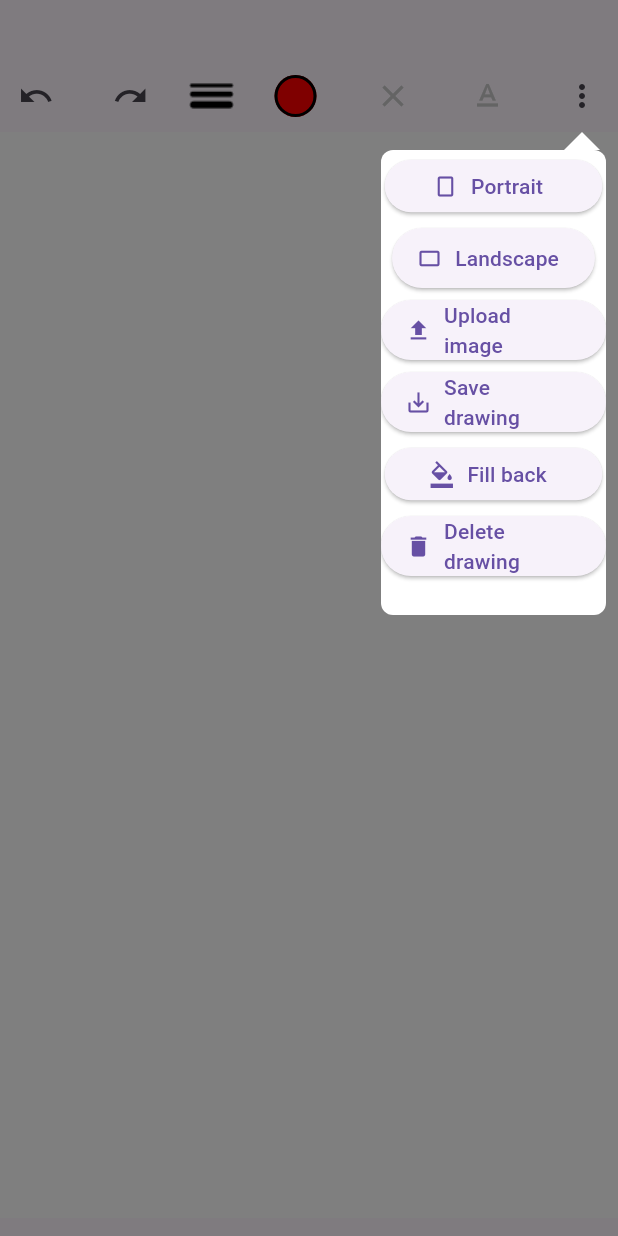
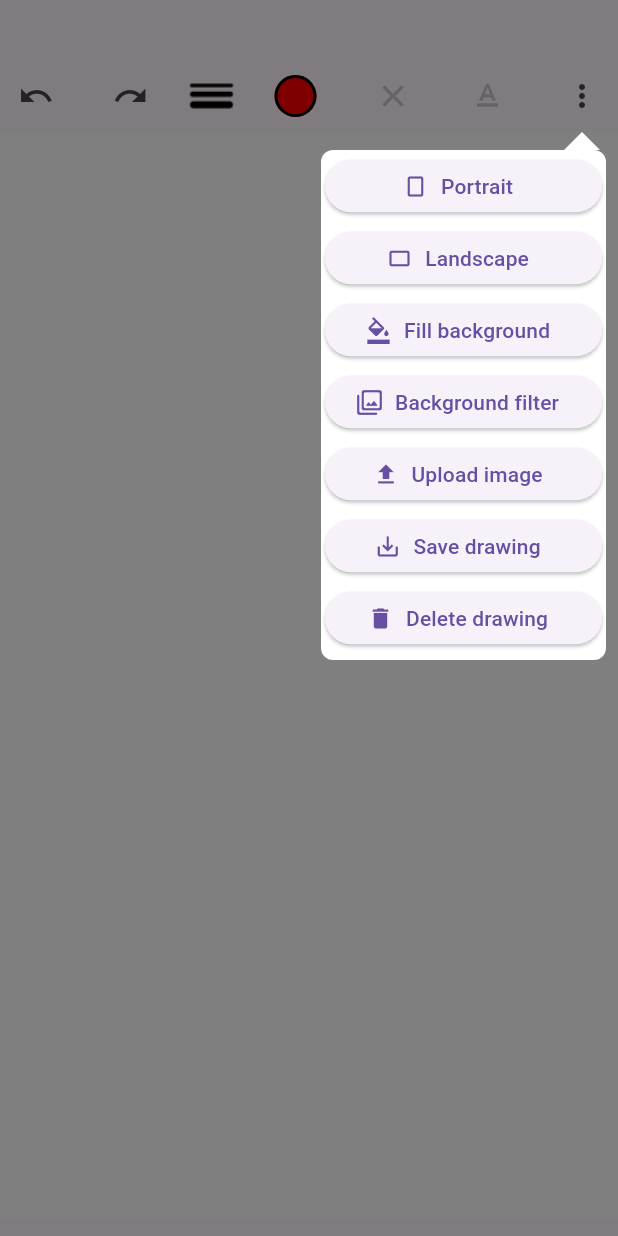
Before and after one commit to IvanPartalo/drawing-app-flutter, a Flutter app: the screen it shows after launch, after a tap on the "more vert" icon, on a phone screen of 412 x 824 dp. Run offline on Flutter 3.47's test engine with Material 3 defaults, Android fonts, the light colour scheme and no system bars; our stand-ins replace flutter_colorpicker, gallery_saver, image_picker, popover, toastification; missing offline and left inert: random_string_generator.

Commit message:
adding filters to background images

```diff
--- a/lib/home_screen.dart
+++ b/lib/home_screen.dart
@@ -6,6 +6,7 @@ import 'package:flutter/material.dart';
 import 'package:flutter/services.dart';
 import 'package:gallery_saver/gallery_saver.dart';
 import 'package:image_picker/image_picker.dart';
+import 'package:painter_app/background_image_filter.dart';
 import 'package:painter_app/components/display_text.dart';
 import 'package:painter_app/components/drawing_painter.dart';
 import 'package:painter_app/components/line.dart';
@@ -27,11 +28,16 @@ typedef SetPortraitCallback = void Function();
 typedef SaveImageCallback = void Function();
 typedef UploadImageCallback = void Function();
 typedef SetBackgroundCallback = void Function();
+typedef SetBackgroundFilterCallback = void Function();
 
 class HomeScreen extends StatefulWidget {
-  const HomeScreen({super.key});
+  final ui.Image? image;
+  final bool backgroundChosen;
+  //image loaded mozda ne mora da se salje nego samo u initState-u bih mogao to da vidim kad treba true kad false
+  final bool imageLoaded;
+  const HomeScreen({super.key, required this.image, required this.backgroundChosen, required this.imageLoaded});
   @override
-  State<StatefulWidget> createState() => _HomeScreenState();
+  State<StatefulWidget> createState() => _HomeScreenState(image, backgroundChosen, imageLoaded);
 }
 
 class _HomeScreenState extends State<HomeScreen> {
@@ -58,6 +64,8 @@ class _HomeScreenState extends State<HomeScreen> {
   List<DisplayText> texts = [];
   TextEditingController _controller = TextEditingController();
   FocusNode _focusNode = FocusNode();
+
+  _HomeScreenState(this._image, this.backgroundChosen, this.imageLoaded);
 
   @override
   void initState() {
@@ -226,6 +234,13 @@ class _HomeScreenState extends State<HomeScreen> {
       backgroundColor = selectedColor;
     });
   }
+  void _setBackgroundFilter(){
+    if(backgroundChosen) {
+      Navigator.push(context,
+        MaterialPageRoute(builder: (context) => ImageFilter(image: _image!)),
+      );
+    }
+  }
   void _saveAsImage() async{
     try {
       double scaleFactor = 1.5;
@@ -306,7 +321,6 @@ class _HomeScreenState extends State<HomeScreen> {
                             currentLines.removeLast();
                           }
                         }
-
                       });
                     },
                     icon: const Icon(Icons.undo)
@@ -354,7 +368,8 @@ class _HomeScreenState extends State<HomeScreen> {
                   },
                 ),
                 PopUpMore(onDeleteAll: _deleteAll, onSetLandscape: _setLandscapeMode, onSetPortrait: _setPortraitMode,
-                  onSaveImage: _saveAsImage, onUploadImage: showOptions, onBackgroundChange: _setBackgroundColor, isPortrait: isPortrait,),
+                  onSaveImage: _saveAsImage, onUploadImage: showOptions, onBackgroundChange: _setBackgroundColor, isPortrait: isPortrait,
+                  onBackgroundFilter: _setBackgroundFilter,),
               ],
             ),
             Row(
@@ -372,7 +387,7 @@ class _HomeScreenState extends State<HomeScreen> {
                   onPanStart: (details){
                       setState(() {
                         currentLine = Line(
-                            color: eraseToggled ? Color.fromARGB(255, 255, 255, 255) : selectedColor,
+                            color: eraseToggled ? backgroundColor : selectedColor,
                             thickness: selectedThickness,
                             points: [_transformOffset(details.localPosition)]
                         );
--- a/lib/main.dart
+++ b/lib/main.dart
@@ -18,6 +18,6 @@ class Home extends StatelessWidget {
 
   @override
   Widget build(BuildContext context) {
-    return HomeScreen();
+    return HomeScreen(image: null, backgroundChosen: false, imageLoaded: false,);
   }
 }
--- a/lib/menu/more_menu.dart
+++ b/lib/menu/more_menu.dart
@@ -9,8 +9,9 @@ class MoreMenu extends StatelessWidget{
   final SaveImageCallback onSaveImage;
   final UploadImageCallback onUploadImage;
   final SetBackgroundCallback onBackroundChange;
+  final SetBackgroundFilterCallback onBackgroundFilter;
   const MoreMenu({super.key, required this.onDeleteAll, required this.onSetLandscape, required this.onSetPortrait,
-  required this.onSaveImage, required this.onUploadImage, required this.onBackroundChange});
+  required this.onSaveImage, required this.onUploadImage, required this.onBackroundChange, required this.onBackgroundFilter});
   @override
   Widget build(BuildContext context) {
     return Column(
@@ -46,7 +47,7 @@ class MoreMenu extends StatelessWidget{
               );
             }
           },
-          style: ElevatedButton.styleFrom(minimumSize: Size(145, 35)),
+          style: ElevatedButton.styleFrom(minimumSize: Size(185, 35)),
           label: Text("Portrait"),
         ),
         ElevatedButton.icon(
@@ -80,31 +81,42 @@ class MoreMenu extends StatelessWidget{
             );
             }
           },
+          style: ElevatedButton.styleFrom(minimumSize: Size(185, 35)),
           label: Text("Landscape"),
+        ),
+        ElevatedButton.icon(
+          icon: const Icon(Icons.format_color_fill_outlined),
+          onPressed: () {
+            onBackroundChange();
+          },
+          label: Text("Fill background"),
+          style: ElevatedButton.styleFrom(minimumSize: Size(185, 35)),
+        ),
+        ElevatedButton.icon(
+          icon: const Icon(Icons.filter_rounded),
+          onPressed: () {
+            Navigator.pop(context);
+            onBackgroundFilter();
+          },
+          label: Text("Background filter"),
+          style: ElevatedButton.styleFrom(minimumSize: Size(185, 35)),
         ),
         ElevatedButton.icon(
           icon: const Icon(Icons.upload_sharp),
           onPressed: () {
             onUploadImage();
           },
+          style: ElevatedButton.styleFrom(minimumSize: Size(185, 35)),
           label: Text("Upload image"),
-
         ),
         ElevatedButton.icon(
           icon: const Icon(Icons.save_alt),
           onPressed: () {
             onSaveImage();
           },
+          style: ElevatedButton.styleFrom(minimumSize: Size(185, 35)),
           label: Text("Save drawing"),
 
-        ),
-        ElevatedButton.icon(
-          icon: const Icon(Icons.format_color_fill_outlined),
-          onPressed: () {
-            onBackroundChange();
-          },
-          label: Text("Fill back"),
-          style: ElevatedButton.styleFrom(minimumSize: Size(145, 35)),
         ),
         ElevatedButton.icon(
         icon: const Icon(Icons.delete),
@@ -136,6 +148,7 @@ class MoreMenu extends StatelessWidget{
             },
           );
         },
+          style: ElevatedButton.styleFrom(minimumSize: Size(185, 35)),
         label: Text("Delete drawing"),
         ),
       ],
--- a/lib/menu/pop_up_more.dart
+++ b/lib/menu/pop_up_more.dart
@@ -11,9 +11,11 @@ class PopUpMore extends StatelessWidget{
   final SaveImageCallback onSaveImage;
   final UploadImageCallback onUploadImage;
   final SetBackgroundCallback onBackgroundChange;
+  final SetBackgroundFilterCallback onBackgroundFilter;
   final bool isPortrait;
   const PopUpMore({super.key, required this.onDeleteAll, required this.onSetLandscape, required this.onSetPortrait,
-  required this.onSaveImage, required this.onUploadImage, required this.isPortrait, required this.onBackgroundChange});
+  required this.onSaveImage, required this.onUploadImage, required this.isPortrait, required this.onBackgroundChange,
+  required this.onBackgroundFilter});
 
   @override
   Widget build(BuildContext context) {
@@ -21,7 +23,7 @@ class PopUpMore extends StatelessWidget{
         child: IconButton(
             onPressed: () {
               showPopover(context: context,
-                direction: isPortrait ? PopoverDirection.bottom : PopoverDirection.top,
+                direction: isPortrait ? PopoverDirection.bottom : PopoverDirection.left,
                 bodyBuilder: (context) => MoreMenu(
                 onDeleteAll: (){
                   onDeleteAll();
@@ -46,9 +48,12 @@ class PopUpMore extends StatelessWidget{
                   onBackgroundChange();
                   Navigator.pop(context);
                 },
+                onBackgroundFilter: (){
+                  onBackgroundFilter();
+                },
               ),
-                width: 150,
-                height: 310,);
+                width: 190,
+                height: 340,);
             },
             icon: const Icon(Icons.more_vert)
         ),
```
Also changed, not shown: lib/background_image_filter.dart (added, +115 -0 lines), lib/components/filters.dart (added, +33 -0 lines).
